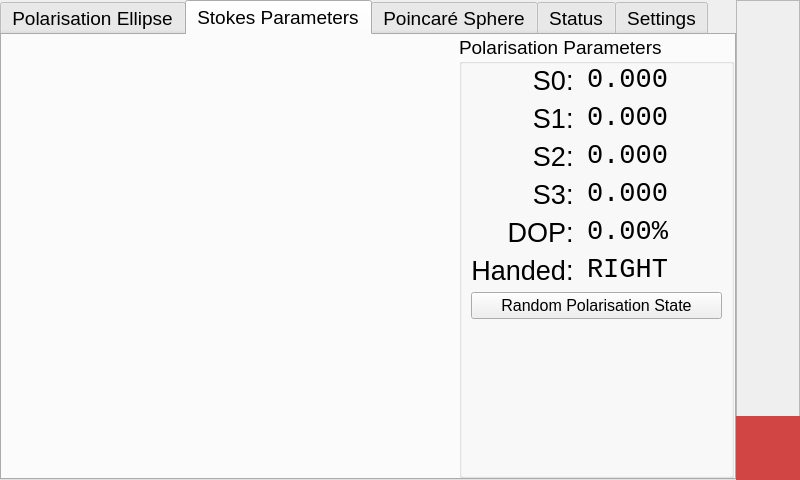
Old version of the form Software/Frontend/InterfaceV1/gui.ui in the repository JulianNicolai/PortableRealTimePolarimeter.
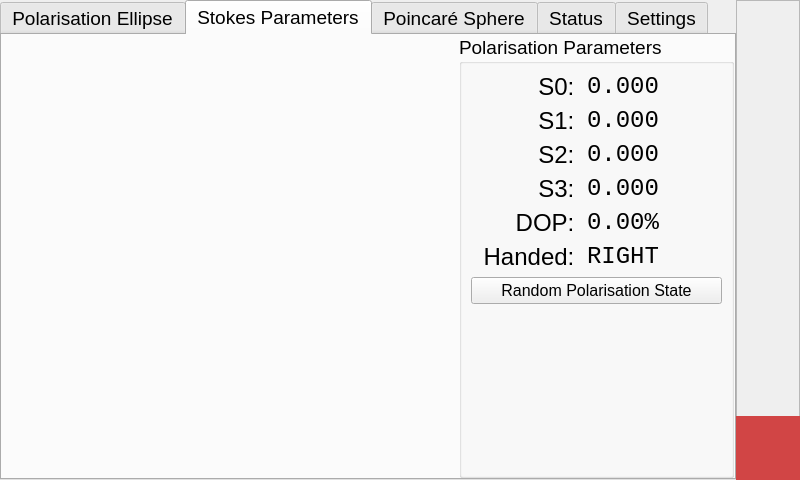
New version of the form. The open tabs and pages were chosen to show the change. Icons and pictures are not drawn. Custom widgets are drawn as their Qt base class.

Diff of the .ui file:
```diff
--- a/Software/Frontend/InterfaceV1/gui.ui
+++ b/Software/Frontend/InterfaceV1/gui.ui
@@ -419,9 +419,6 @@
            <string>Polarisation Parameters</string>
           </property>
           <layout class="QFormLayout" name="formLayout_2">
-           <property name="topMargin">
-            <number>0</number>
-           </property>
            <item row="1" column="0">
             <widget class="QLabel" name="s0_label_barchart">
              <property name="minimumSize">
@@ -432,7 +429,7 @@
              </property>
              <property name="font">
               <font>
-               <pointsize>20</pointsize>
+               <pointsize>18</pointsize>
               </font>
              </property>
              <property name="text">
@@ -448,7 +445,7 @@
              <property name="font">
               <font>
                <family>Consolas</family>
-               <pointsize>20</pointsize>
+               <pointsize>18</pointsize>
               </font>
              </property>
              <property name="text">
@@ -466,7 +463,7 @@
              </property>
              <property name="font">
               <font>
-               <pointsize>20</pointsize>
+               <pointsize>18</pointsize>
               </font>
              </property>
              <property name="text">
@@ -482,7 +479,7 @@
              <property name="font">
               <font>
                <family>Consolas</family>
-               <pointsize>20</pointsize>
+               <pointsize>18</pointsize>
               </font>
              </property>
              <property name="text">
@@ -500,7 +497,7 @@
              </property>
              <property name="font">
               <font>
-               <pointsize>20</pointsize>
+               <pointsize>18</pointsize>
               </font>
              </property>
              <property name="text">
@@ -516,7 +513,7 @@
              <property name="font">
               <font>
                <family>Consolas</family>
-               <pointsize>20</pointsize>
+               <pointsize>18</pointsize>
               </font>
              </property>
              <property name="text">
@@ -534,7 +531,7 @@
              </property>
              <property name="font">
               <font>
-               <pointsize>20</pointsize>
+               <pointsize>18</pointsize>
               </font>
              </property>
              <property name="text">
@@ -550,7 +547,7 @@
              <property name="font">
               <font>
                <family>Consolas</family>
-               <pointsize>20</pointsize>
+               <pointsize>18</pointsize>
               </font>
              </property>
              <property name="text">
@@ -568,7 +565,7 @@
              </property>
              <property name="font">
               <font>
-               <pointsize>20</pointsize>
+               <pointsize>18</pointsize>
               </font>
              </property>
              <property name="text">
@@ -584,7 +581,7 @@
              <property name="font">
               <font>
                <family>Consolas</family>
-               <pointsize>20</pointsize>
+               <pointsize>18</pointsize>
               </font>
              </property>
              <property name="text">
@@ -602,7 +599,7 @@
              </property>
              <property name="font">
               <font>
-               <pointsize>20</pointsize>
+               <pointsize>18</pointsize>
               </font>
              </property>
              <property name="text">
@@ -618,7 +615,7 @@
              <property name="font">
               <font>
                <family>Consolas</family>
-               <pointsize>20</pointsize>
+               <pointsize>18</pointsize>
               </font>
              </property>
              <property name="text">
```
Left out of the diff: 43 changed lines with no effect on the pictures.
